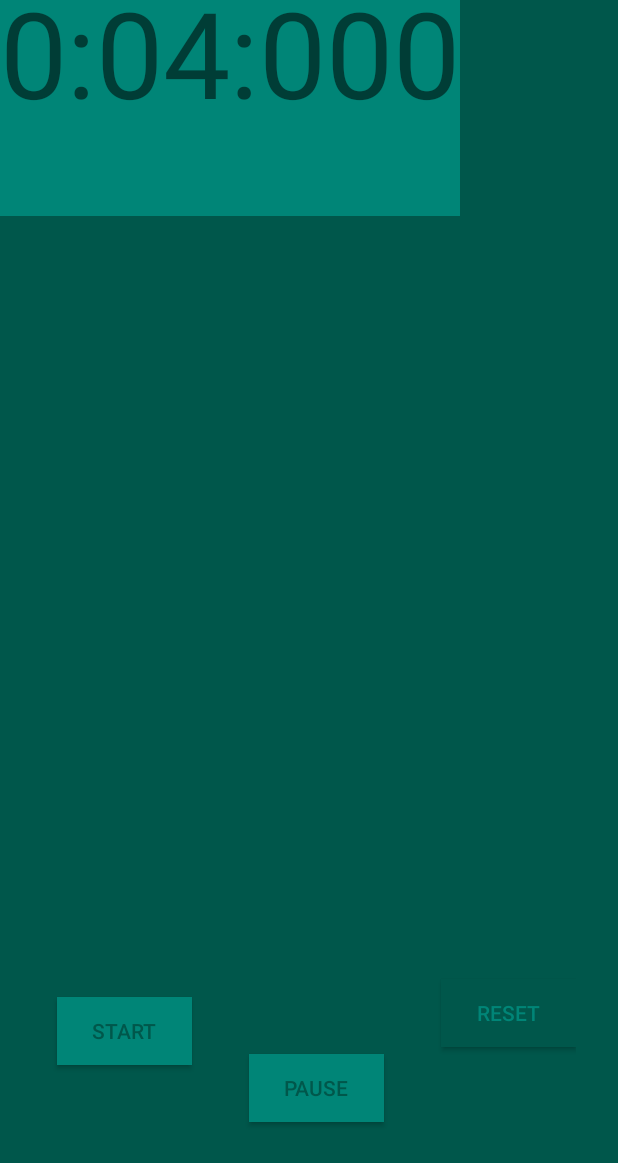
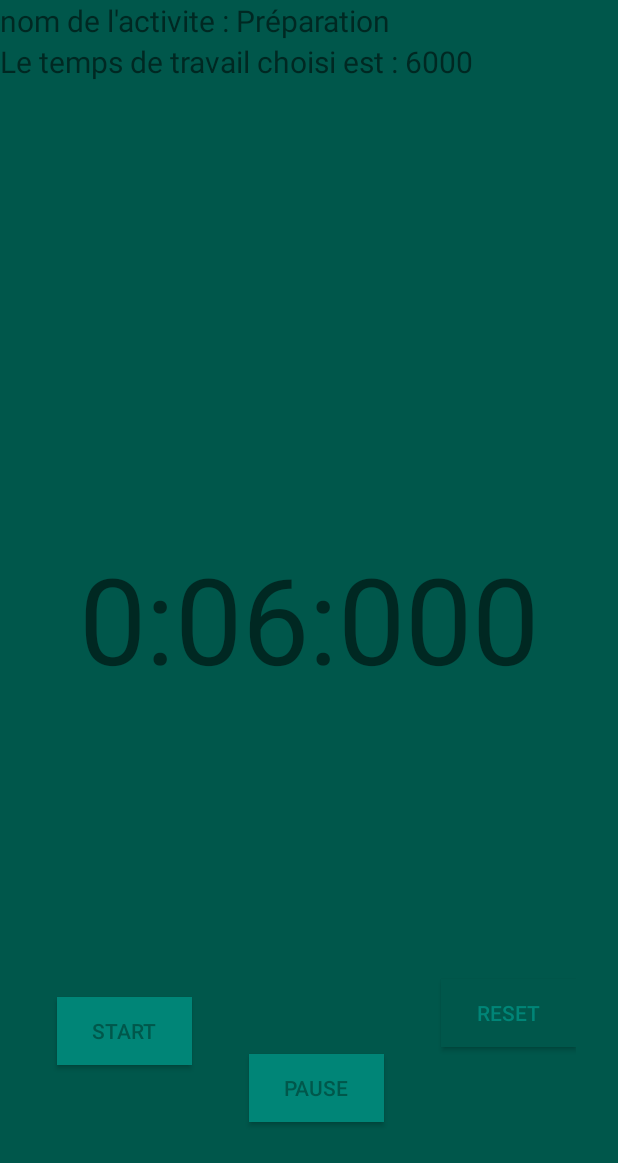
Before and after one commit to kersalem/ProjetHIIT, an Android app: the screen it shows after launch (ChronoActivity), after a tap on "VALIDER", on a phone screen of 412 x 824 dp. Shown: the top 1163 px of the screen. Run offline under Robolectric (Android 15) with nearby library versions, the phone set to English and light mode, and no system bars; our stand-ins replace Room's generated code.

Commit message:
retour à l'ordre et simplification de la donnée

```diff
--- a/app/src/main/java/com/lp/projethiit/Bd/Categorie.java
+++ b/app/src/main/java/com/lp/projethiit/Bd/Categorie.java
@@ -39,9 +39,6 @@ public class Categorie implements Serializable {
         return _value;
     }
 
-    public int getValueEnMiliseconds() {
-        return _value*1000;
-    }
 
     private void setValue(int value) {
         if (value >= 0){
--- a/app/src/main/java/com/lp/projethiit/ChronoActivity.java
+++ b/app/src/main/java/com/lp/projethiit/ChronoActivity.java
@@ -12,6 +12,7 @@ import androidx.appcompat.app.AppCompatActivity;
 import com.lp.projethiit.Bd.Categorie;
 import com.lp.projethiit.Model.Seance;
 
+import java.util.ArrayList;
 import java.util.List;
 
 public class ChronoActivity extends AppCompatActivity {
@@ -32,7 +33,8 @@ public class ChronoActivity extends AppCompatActivity {
     private TextView nomActivite;
     //propri de class
     Seance seance;
-    private List<Categorie> sequencesDanslordre;
+    private ArrayList<Integer> sequencesDanslordre;
+    private ArrayList<String> sequenceTitre;
 
     @Override
     protected void onCreate(Bundle savedInstanceState) {
@@ -47,15 +49,29 @@ public class ChronoActivity extends AppCompatActivity {
         //Récupération temps de travail choisi
 
         seance = (Seance)getIntent().getSerializableExtra("seance");
-         afficheTempsTravail = (TextView) findViewById(R.id.afficheTempsTravail);
+        afficheTempsTravail = (TextView) findViewById(R.id.afficheTempsTravail);
         nomActivite = (TextView) findViewById(R.id.nomActivite);
 
-        sequencesDanslordre = seance.getSeanceCategories();
-        updatedTime = sequencesDanslordre.get(position).getValueEnMiliseconds();
+        //sequencesDanslordre = seance.getSeanceCategories();
 
-        nomActivite.setText("nom de l'activite : "+ sequencesDanslordre.get(position).getTitle());
-        afficheTempsTravail.setText("Le temps de travail choisi est : " + sequencesDanslordre.get(position).getValue());
+        sequencesDanslordre = seance.createMaNouvelleSeance();
+        sequenceTitre = seance.seanceTitleCategorie();
+
+        updatedTime = sequencesDanslordre.get(position);
+
+
+
+        nomActivite.setText("nom de l'activite : "+ sequenceTitre.get(position));
+        afficheTempsTravail.setText("Le temps de travail choisi est : " + sequencesDanslordre.get(position));
         //System.out.println("item????????" + sequences.get(0).getTitle());
+
+        /*
+        System.out.println("eejuk;,yj,yi;k");
+        System.out.println(seance.getTempsEntrainement());
+        System.out.println(seance.getTempsReposCourt());
+        System.out.println(seance.getTempsReposLong());
+        System.out.println(seance.getTempsTravail());
+        */
 
         miseAJour();
     }
@@ -79,9 +95,9 @@ public class ChronoActivity extends AppCompatActivity {
                 updatedTime = 0;
                 if(position < sequencesDanslordre.size() -1) {
                     position++;
-                    updatedTime = sequencesDanslordre.get(position).getValueEnMiliseconds();
-                    afficheTempsTravail.setText("Le temps de travail choisi est : " + sequencesDanslordre.get(position).getValue());
-                    nomActivite.setText("activite : " + sequencesDanslordre.get(position).getTitle());
+                    updatedTime = sequencesDanslordre.get(position);
+                    afficheTempsTravail.setText("Le temps de toto choisi est : " + sequencesDanslordre.get(position));
+                    nomActivite.setText("activite toto : " + sequenceTitre.get(position));
 
                     miseAJour();
                     onStart();
@@ -127,7 +143,7 @@ public class ChronoActivity extends AppCompatActivity {
 
         // Réinitialiser
         position = 0;
-        updatedTime = sequencesDanslordre.get(position).getValueEnMiliseconds();
+        updatedTime = sequencesDanslordre.get(position);
 
         // Mise à jour graphique
         miseAJour();
--- a/app/src/main/java/com/lp/projethiit/MainActivity.java
+++ b/app/src/main/java/com/lp/projethiit/MainActivity.java
@@ -56,6 +56,7 @@ public class MainActivity extends AppCompatActivity {
         Seance seance = new Seance();
         seance.createSeanceAvecCategories(categories);
 
+
         // Sauvegarder en base
 
 
--- a/app/src/main/java/com/lp/projethiit/Model/Seance.java
+++ b/app/src/main/java/com/lp/projethiit/Model/Seance.java
@@ -31,12 +31,12 @@ public class Seance implements Serializable {
     // Constructeur
     // On initialise les temps
     public Seance() {
-        setTempsEntrainement(10);
-        setTempsTravail(10);
-        setTempsReposCourt(10);
-        setTempsReposLong(10);
-        setSequence(5);
-        setCycle(4);
+        setTempsEntrainement(6);
+        setTempsTravail(2);
+        setTempsReposCourt(3);
+        setTempsReposLong(4);
+        setSequence(8);
+        setCycle(7);
     }
 
     public void createSeanceAvecCategories(List<Categorie> categories) {
@@ -47,24 +47,56 @@ public class Seance implements Serializable {
                this.tempsEntrainement = categorie.getValue();
            }
            if (categorie.getTitle().equals("Travail")) {
-               this.tempsEntrainement = categorie.getValue();
+               this.tempsTravail = categorie.getValue();
            }
            if (categorie.getTitle().equals("Repos")) {
-               this.tempsEntrainement = categorie.getValue();
+               this.tempsReposCourt = categorie.getValue();
            }
            if (categorie.getTitle().equals("Repos long")) {
-               this.tempsEntrainement = categorie.getValue();
+               this.tempsReposLong = categorie.getValue();
            }
            if (categorie.getTitle().equals("Sequence")) {
-               this.tempsEntrainement = categorie.getValue();
+               this.sequence = categorie.getValue();
            }
            if (categorie.getTitle().equals("Cycle")) {
-               this.tempsEntrainement = categorie.getValue();
+               this.cycle = categorie.getValue();
            }
        }
 
+    }
 
+
+public ArrayList<Integer> createMaNouvelleSeance() {
+ArrayList<Integer> maNouvelleSeance = new ArrayList<Integer>();
+
+    maNouvelleSeance.add(getValueEnMiliseconds(this.tempsEntrainement));
+        for(int i = 0; i < this.sequence ; i++) {
+            for(int j =0; j<this.cycle;j++){
+                maNouvelleSeance.add(getValueEnMiliseconds(this.tempsTravail));
+                maNouvelleSeance.add(getValueEnMiliseconds(this.tempsReposCourt));
+            }
+            maNouvelleSeance.add(getValueEnMiliseconds(this.tempsReposLong));
+        }
+
+        return maNouvelleSeance;
     }
+
+    public ArrayList<String> seanceTitleCategorie() {
+        ArrayList<String> maNouvelleSeance = new ArrayList<String>();
+
+        maNouvelleSeance.add("Préparation");
+        for(int i = 0; i < this.sequence ; i++) {
+            for(int j =0; j<this.cycle;j++){
+                maNouvelleSeance.add("Travail");
+                maNouvelleSeance.add("Repos");
+            }
+            maNouvelleSeance.add("Repos long");
+        }
+
+        return maNouvelleSeance;
+    }
+
+
 
     public List<Categorie> getSeanceCategories(){
 
@@ -135,4 +167,8 @@ public class Seance implements Serializable {
     public void setCycle(int cycle) {
         this.cycle = cycle;
     }
+
+    public int getValueEnMiliseconds(int entier) {
+        return entier*1000;
+    }
 }
--- a/app/src/main/res/layout/activity_chrono.xml
+++ b/app/src/main/res/layout/activity_chrono.xml
@@ -33,27 +33,17 @@ android:layout_height="match_parent"
     </LinearLayout>
 
 
-    <LinearLayout
-        android:layout_width="wrap_content"
-        android:layout_height="wrap_content"
-        android:orientation="horizontal"
-        android:gravity="center"
-        android:background="@color/colorPrimary"
-
-        android:radius="100dp"
-        >
-
         <TextView
             android:id="@+id/timerValue"
-            android:layout_width="wrap_content"
-            android:layout_height="wrap_content"
+            android:layout_width="match_parent"
+            android:layout_height="match_parent"
             android:layout_centerHorizontal="true"
             android:layout_centerVertical="true"
             android:layout_marginBottom="37dp"
             android:textSize="80sp"
             android:gravity="center"
             android:text="00:00:00" />
-    </LinearLayout>
+
 
     <LinearLayout
         android:layout_width="wrap_content"
```
